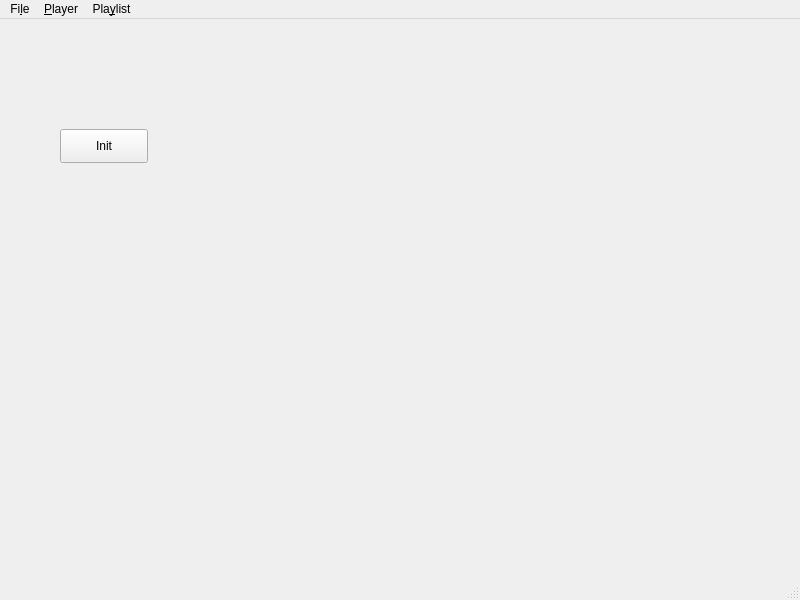
Before: the Qt Designer form src/GUI/mainwindow.ui in derselbst/ANMP, drawn with Qt 5.
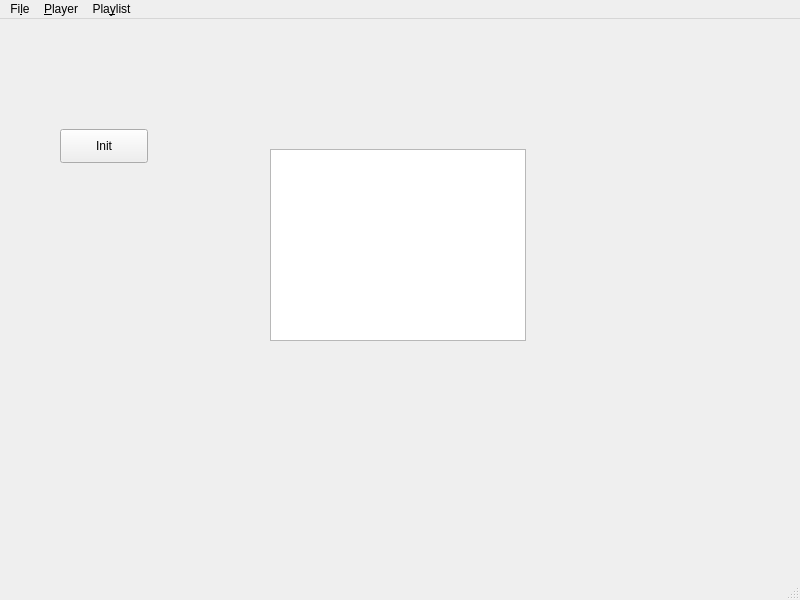
After: the same form once the commit is applied.

The edit to the form file:
```diff
--- a/src/GUI/mainwindow.ui
+++ b/src/GUI/mainwindow.ui
@@ -27,6 +27,16 @@
      <string>Init</string>
     </property>
    </widget>
+   <widget class="QListView" name="listView">
+    <property name="geometry">
+     <rect>
+      <x>270</x>
+      <y>130</y>
+      <width>256</width>
+      <height>192</height>
+     </rect>
+    </property>
+   </widget>
   </widget>
   <widget class="QMenuBar" name="menubar">
    <property name="geometry">
```
Left out of the diff: 2 changed lines with no effect on the pictures.
